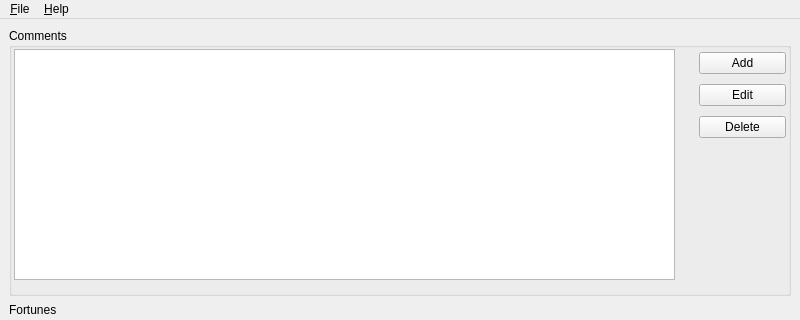
This is src/mainwindow.ui in Dyrcona/omiquji as Qt 5 draws it before an edit; both pictures show x 0 to 800 and y 0 to 320 of the 800 by 600 pixel window. The edited form follows.
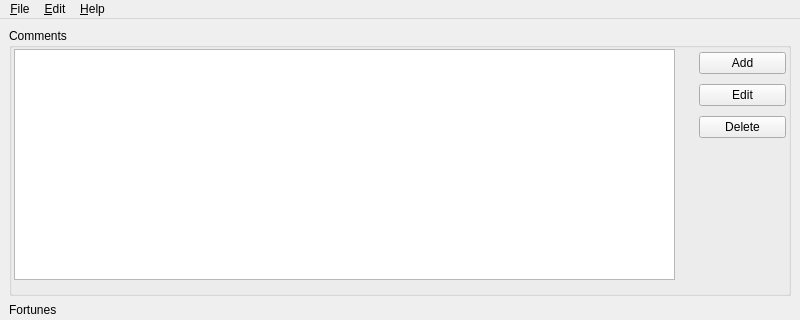
This is the edited form.

Diff of the .ui file:
```diff
--- a/src/mainwindow.ui
+++ b/src/mainwindow.ui
@@ -146,7 +146,16 @@
     <addaction name="action_About"/>
     <addaction name="actionAbout_Qt"/>
    </widget>
+   <widget class="QMenu" name="menuEdit">
+    <property name="title">
+     <string>&amp;Edit</string>
+    </property>
+    <addaction name="actionCut"/>
+    <addaction name="actionCopy"/>
+    <addaction name="actionPaste"/>
+   </widget>
    <addaction name="menu_File"/>
+   <addaction name="menuEdit"/>
    <addaction name="menu_Help"/>
   </widget>
   <widget class="QStatusBar" name="statusbar"/>
```
Left out of the diff: 24 changed lines with no effect on the pictures.
